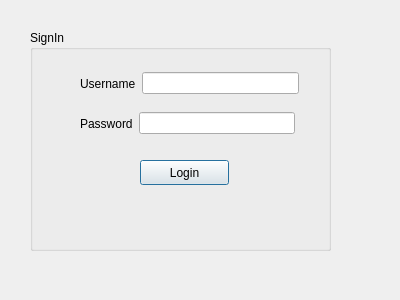
This is secondwindow.ui in NimraRehman/TimeTracker as Qt 5 draws it before an edit. The edited form follows.
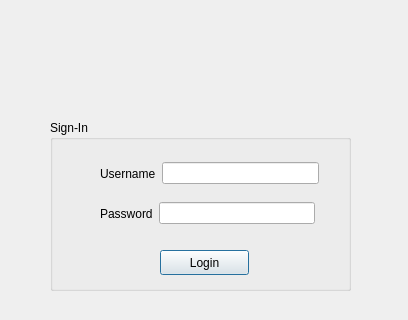
This is the edited form.

Diff of the .ui file:
```diff
--- a/secondwindow.ui
+++ b/secondwindow.ui
@@ -6,8 +6,8 @@
    <rect>
     <x>0</x>
     <y>0</y>
-    <width>400</width>
-    <height>300</height>
+    <width>408</width>
+    <height>320</height>
    </rect>
   </property>
   <property name="windowTitle">
@@ -16,14 +16,14 @@
   <widget class="QGroupBox" name="groupBox">
    <property name="geometry">
     <rect>
-     <x>30</x>
-     <y>30</y>
+     <x>50</x>
+     <y>120</y>
      <width>301</width>
-     <height>221</height>
+     <height>171</height>
     </rect>
    </property>
    <property name="title">
-    <string>SignIn</string>
+    <string>Sign-In</string>
    </property>
    <widget class="QWidget" name="layoutWidget">
     <property name="geometry">
@@ -83,6 +83,19 @@
     </property>
    </widget>
   </widget>
+  <widget class="QLabel" name="label_image_2">
+   <property name="geometry">
+    <rect>
+     <x>20</x>
+     <y>10</y>
+     <width>381</width>
+     <height>81</height>
+    </rect>
+   </property>
+   <property name="text">
+    <string/>
+   </property>
+  </widget>
  </widget>
  <resources/>
  <connections/>
```
